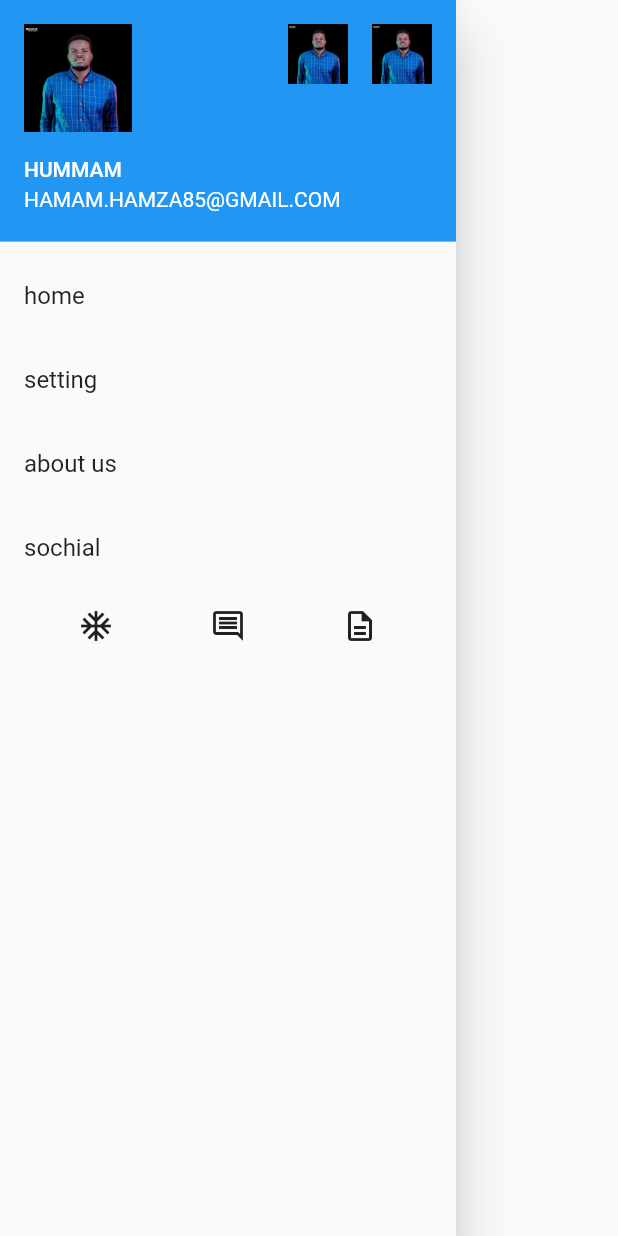
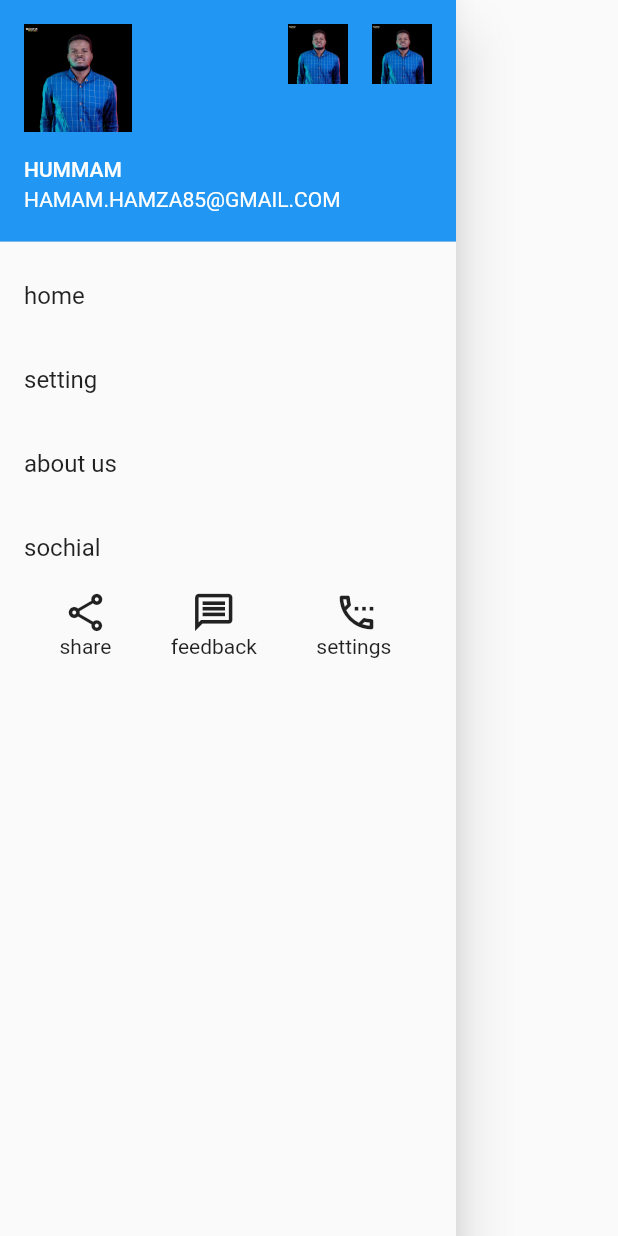
Before and after one commit to malouda0000/flutter-test-of-widgets, a Flutter app: the MyDrawer widget shown alone on an empty page, opened directly, on a phone screen of 412 x 824 dp. Run offline on Flutter 3.47's test engine with Material 2 defaults, Android fonts, the phone set to English and light mode, and no system bars.

Commit message:
modyfing and optimizing the drawer

```diff
--- a/lib/files/drawer.dart
+++ b/lib/files/drawer.dart
@@ -3,8 +3,43 @@ import 'package:flutter/material.dart';
 class MyDrawer extends StatelessWidget {
   final _userName = "hummam";
   final _userEmail = "hamam.hamza85@gmail.com";
+
   @override
   Widget build(BuildContext context) {
+    drawerActions(IconData ico, String text) {
+      return GestureDetector(
+        child: Column(children: [
+          Icon(
+            ico,
+            size: 30,
+          ),
+          Text(text),
+        ]),
+      );
+    }
+
+    // Widget footerActions = Row(
+    //   mainAxisAlignment: MainAxisAlignment.spaceEvenly,
+    //   crossAxisAlignment: CrossAxisAlignment.end,
+    //   children: [
+    //     Container(
+    //       // color: Colors.red,
+    //       child: IconButton(
+    //         icon: Icon(
+    //           Icons.ac_unit_outlined,
+    //         ),
+    //         onPressed: () => {},
+    //       ),
+    //     ),
+    //     IconButton(
+    //       icon: Icon(Icons.insert_comment_outlined),
+    //       onPressed: () => {},
+    //     ),
+    //     IconButton(icon: Icon(Icons.description_outlined), onPressed: () => {}),
+    //     // DrawerActions(Icons.image, "thanks",),
+    //   ],
+    // );
+
     return Drawer(
       child: Container(
         child: ListView(
@@ -42,32 +77,20 @@ class MyDrawer extends StatelessWidget {
             ListTile(
               title: Text('sochial '),
             ),
-            Expanded(
-              child: Container(
-                child: Row(
-                  mainAxisAlignment: MainAxisAlignment.spaceEvenly,
-                  crossAxisAlignment: CrossAxisAlignment.start,
-                  children: [
-                    Container(
-                      // color: Colors.red,
-                      child: IconButton(
-                        icon: Icon(
-                          Icons.ac_unit_outlined,
-                        ),
-                        onPressed: () => {},
-                      ),
-                    ),
-                    IconButton(
-                      icon: Icon(Icons.insert_comment_outlined),
-                      onPressed: () => {},
-                    ),
-                    IconButton(
-                        icon: Icon(Icons.description_outlined),
-                        onPressed: () => {}),
-                  ],
-                ),
+            Row(mainAxisAlignment: MainAxisAlignment.spaceEvenly, children: [
+              drawerActions(
+                Icons.share_outlined,
+                "share",
               ),
-            ),
+              drawerActions(
+                Icons.message_outlined,
+                "feedback",
+              ),
+              drawerActions(
+                Icons.settings_phone_outlined,
+                "settings ",
+              ),
+            ]),
           ],
         ),
       ),
```
Also changed, not shown: 3 other files.
